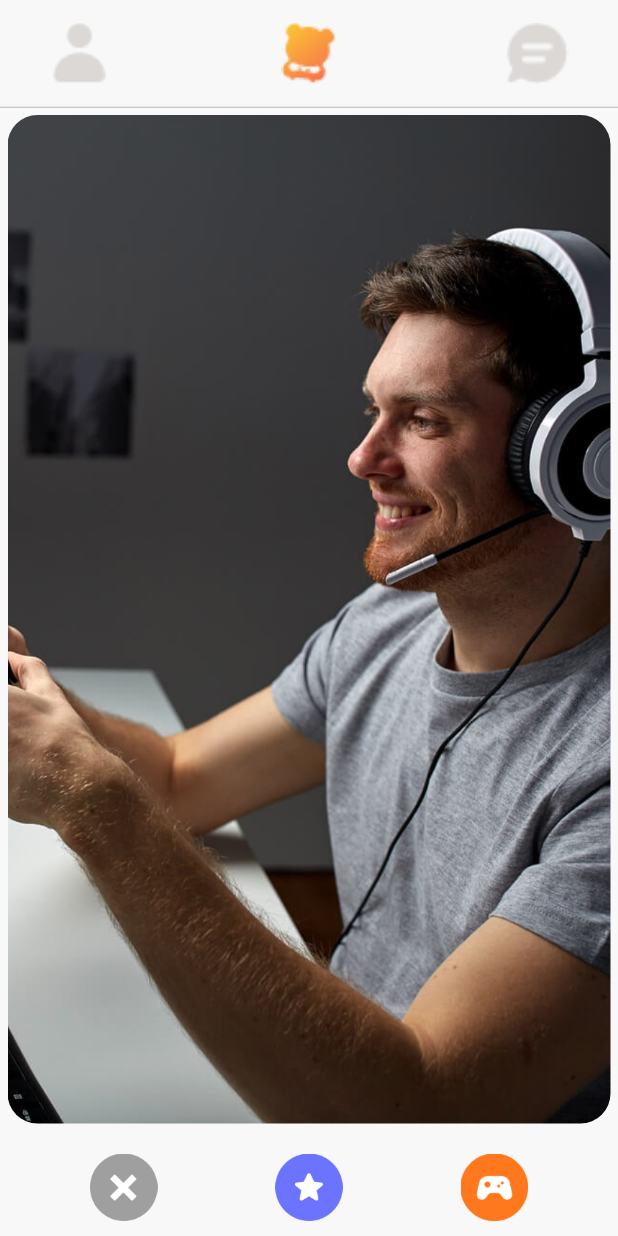
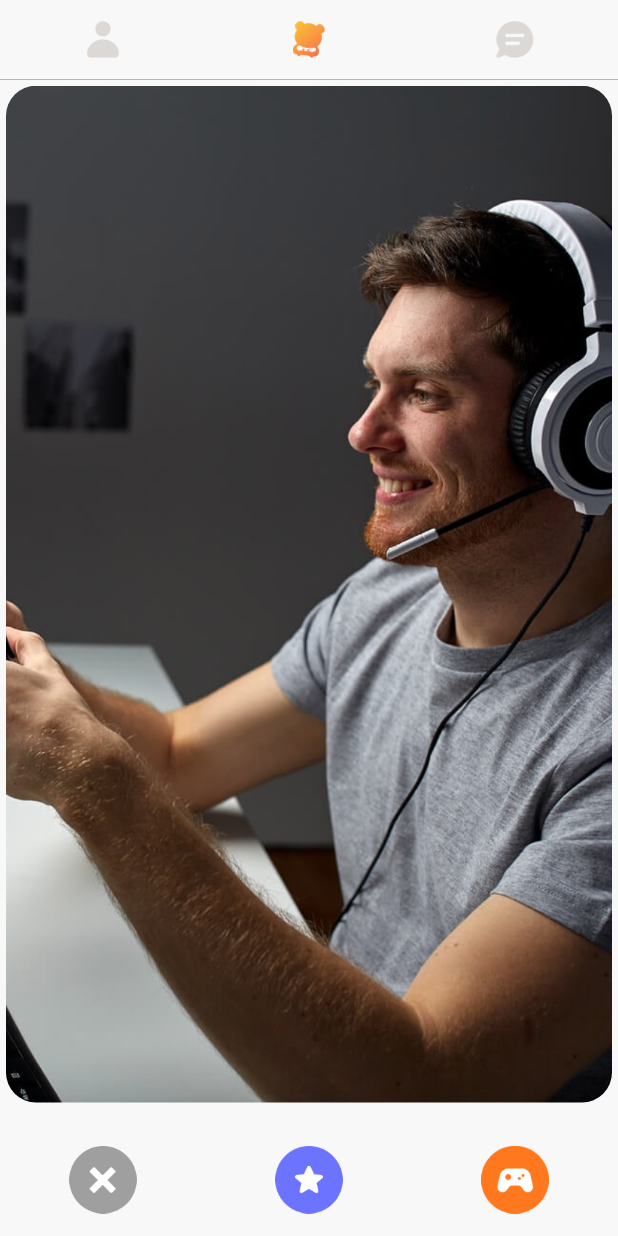
Before and after one commit to vrunds82/gamingpanda, a Flutter app: the cardpage screen opened by its route, on a phone screen of 412 x 824 dp. Run offline on Flutter 3.47's test engine with Material 2 defaults, Android fonts, the phone set to English and light mode, and no system bars; our stand-ins replace material_design_icons_flutter, shared_preferences; missing offline and left inert: flutter_range_slider; accounts and stored records are empty.

Commit message:
5-1-2020

```diff
--- a/lib/cardswipe.dart
+++ b/lib/cardswipe.dart
@@ -20,7 +20,7 @@ class _cardpageState extends State<cardpage> {
           CustomAppbar(),
           Expanded(
             child: Padding(
-              padding: const EdgeInsets.fromLTRB(5,5,5,10),
+              padding: const EdgeInsets.fromLTRB(4,4,4,14),
               child: ClipRRect(borderRadius: BorderRadius.all(
                 Radius.circular(20)
               ),
@@ -31,13 +31,14 @@ class _cardpageState extends State<cardpage> {
             ),
           ),
           Padding(
-            padding: const EdgeInsets.only(left: 60,right: 60,bottom: 10,top: 10),
+            padding: EdgeInsets.only(bottom: 15,top: 15),
             child: Row(
+              mainAxisAlignment: MainAxisAlignment.spaceAround,
               children: <Widget>[
                 Image.asset('assets/images/cancel.png',height: 45,width: 45,),
-                Spacer(),
+
                 Image.asset('assets/images/star.png',height: 45,width: 45,),
-                Spacer(),
+
                 Image.asset('assets/images/gamebtn.png',height: 45,width: 45,),
 
               ],
--- a/lib/global.dart
+++ b/lib/global.dart
@@ -13,6 +13,7 @@ class Global {
   static Color yellowpanda = Color(0xffFCCF31);
   static Color darkBlue = Color(0xff16161D);
   static int currentpageindex = 1;
+  static double IconSize =0.06;
 }
 
 class Customtextfield extends StatelessWidget {
@@ -150,14 +151,12 @@ class CustomAppbar extends StatelessWidget {
           color: Global.isSwitchedFT==true?Global.darkBlue:Global.whitepanda ,
           child: SafeArea(
             child: Padding(
-              padding: const EdgeInsets.only(top:15.0,bottom: 15.0),
+              padding: const EdgeInsets.only(top:14.0,bottom: 14.0),
               child: Row(
 
+                mainAxisAlignment: MainAxisAlignment.spaceAround,
                 children: <Widget>[
-                  SizedBox(
-                    width: MediaQuery.of(context).size.width*.08,
 
-                  ),
                   GestureDetector(onTap: (){
 
                     Global.currentpageindex = 0;
@@ -167,13 +166,12 @@ class CustomAppbar extends StatelessWidget {
                       Global.currentpageindex == 0
                           ? 'assets/images/userorange.png'
                           : 'assets/images/usergrey.png',
-                      height: MediaQuery.of(context).size.width * .1,
-                      width: MediaQuery.of(context).size.width * .1,
+                      height: MediaQuery.of(context).size.width * Global.IconSize,
+                      width: MediaQuery.of(context).size.width * Global.IconSize,
                     fit: BoxFit.contain,),
                   ),
 
-                  Expanded(
-                    child: GestureDetector(onTap: (){
+                  GestureDetector(onTap: (){
 
                     Global.currentpageindex = 1;
                     Navigator.of(context).pushReplacementNamed('cardswipe');
@@ -182,10 +180,9 @@ class CustomAppbar extends StatelessWidget {
                       Global.currentpageindex == 1
                           ? 'assets/images/pandaorange.png'
                           : 'assets/images/pandagrey.png',
-                        height: MediaQuery.of(context).size.width * .1,
-                        width: MediaQuery.of(context).size.width * .1,
+                      height: MediaQuery.of(context).size.width *  Global.IconSize,
+                      width: MediaQuery.of(context).size.width *  Global.IconSize,
                       fit: BoxFit.contain,  ),
-                    ),
                   ),
 
                   GestureDetector(onTap: (){
@@ -197,13 +194,11 @@ class CustomAppbar extends StatelessWidget {
                         ? 'assets/images/chatorange.png'
                         : 'assets/images/chatgrey.png',
 
-                      height: MediaQuery.of(context).size.width * .1,
-                      width: MediaQuery.of(context).size.width * .1,
+                      height: MediaQuery.of(context).size.width *  Global.IconSize,
+                      width: MediaQuery.of(context).size.width *  Global.IconSize,
                       fit: BoxFit.contain,   ),
                   ),
-                  SizedBox(
-                    width: MediaQuery.of(context).size.width*.08,
-                  ),
+
                 ],
               ),
             ),
--- a/lib/splash.dart
+++ b/lib/splash.dart
@@ -41,7 +41,7 @@ setState(() {
   @override
   Widget build(BuildContext context) {
     return Scaffold(
-      body: Center(child: Image.asset('assets/images/Logo.png',height: 100,width: 100,)),
+      body: Center(child: Image.asset('assets/images/logo.png',height: MediaQuery.of(context).size.width*.4,width: MediaQuery.of(context).size.width*.4,)),
 
 
     );
```
Also changed, not shown: assets/images/chatgrey.png, assets/images/chatorange.png, assets/images/g2.png, assets/images/game.png, assets/images/logo.png, assets/images/pandagrey.png, assets/images/pandaorange.png, assets/images/usergrey.png, assets/images/userorange.png. Lines whose indentation alone changed are shown as unchanged.
